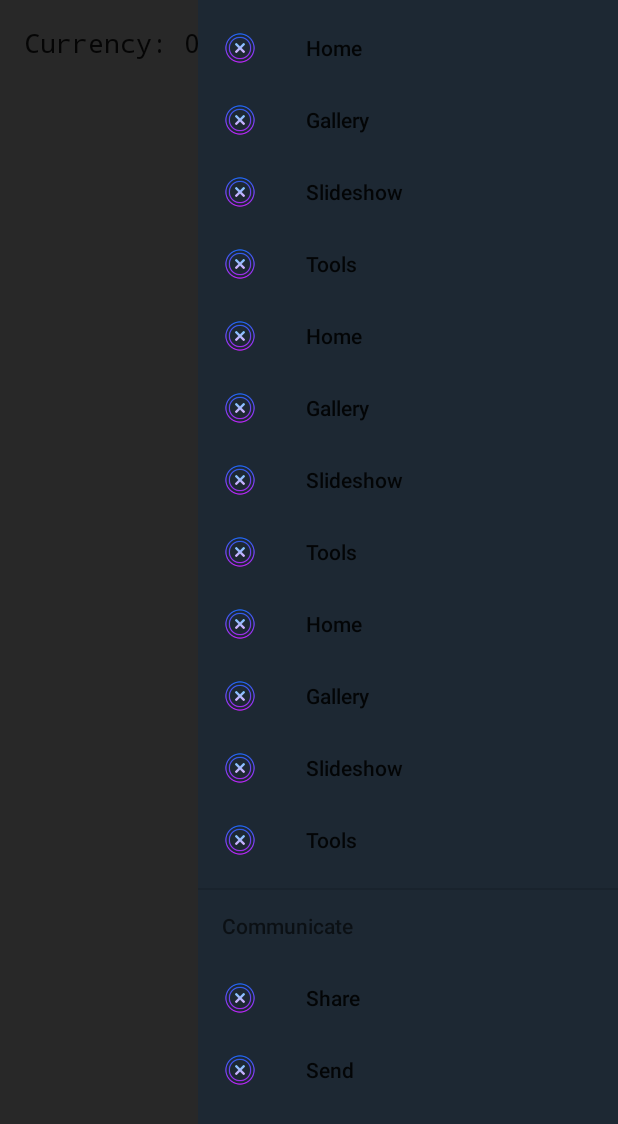
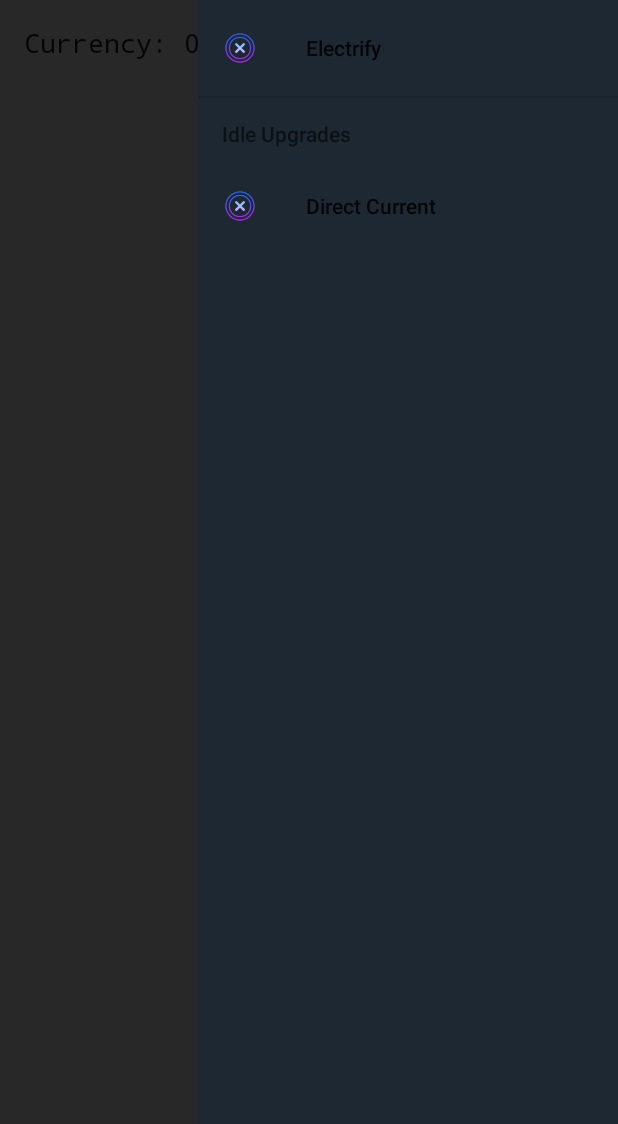
Before and after one commit to icarioxtefd/VONClicker, an Android app: the GameHomeFrag screen opened through its navigation route, with the side drawer open, on a phone screen of 412 x 824 dp. Shown: the top 1124 px of the screen. Run offline under Robolectric (Android 15) with nearby library versions, the light colour scheme and no system bars; our stand-ins replace Firebase (no records; nobody signed in at launch, a user with empty details on screens opened directly), data binding; libraries missing offline, so code that uses them is left out: com.firebase.ui, com.nightonke.boommenu, com.rbddevs.splashy, tyrantgit.explosionfield; plain views replace BoomMenuButton; 5 statements that could not run were skipped.

Commit message:
-Everything works good for now -TODO implement the upgrades (struggling with the drawer) -Made a silly loading screen while firebase things load to avoid crashing.

```diff
--- a/app/build.gradle
+++ b/app/build.gradle
@@ -67,7 +67,7 @@ dependencies {
     //others
     implementation 'tyrantgit:explosionfield:1.0.1'
     implementation 'com.nightonke:boommenu:2.1.1'
-
+    implementation 'com.rbddevs.splashy:splashy:1.1.0'
 }
 
 
--- a/app/src/main/java/org/vono/luisdtefd/vonclicker/gameMain/GameHomeFrag.kt
+++ b/app/src/main/java/org/vono/luisdtefd/vonclicker/gameMain/GameHomeFrag.kt
@@ -3,17 +3,18 @@ package org.vono.luisdtefd.vonclicker.gameMain
 import android.graphics.Rect
 import androidx.lifecycle.ViewModelProviders
 import android.os.Bundle
+import android.os.Handler
 import android.util.Log
+import android.view.*
 import androidx.fragment.app.Fragment
-import android.view.LayoutInflater
-import android.view.View
-import android.view.ViewGroup
 import android.widget.Toast
+import androidx.core.app.ActivityCompat
 import androidx.databinding.DataBindingUtil
 import androidx.drawerlayout.widget.DrawerLayout
 import androidx.lifecycle.Observer
 import androidx.navigation.fragment.findNavController
 import com.firebase.ui.auth.AuthUI
+import com.google.android.material.navigation.NavigationView
 import com.google.firebase.auth.FirebaseAuth
 import com.google.firebase.firestore.CollectionReference
 import com.google.firebase.firestore.DocumentReference
@@ -22,9 +23,12 @@ import com.google.firebase.firestore.FirebaseFirestore
 import org.vono.luisdtefd.vonclicker.databinding.GameHomeFragmentBinding
 import org.vono.luisdtefd.vonclicker.R
 import com.nightonke.boommenu.BoomButtons.TextInsideCircleButton
+import com.rbddevs.splashy.Splashy
+import kotlinx.android.synthetic.main.game_home_frag_drawer.*
 import org.vono.luisdtefd.vonclicker.login.LoginFrag
 import org.vono.luisdtefd.vonclicker.login.getCurrentUsernameString
 import org.vono.luisdtefd.vonclicker.login.getUserUid
+import java.lang.Exception
 import java.util.HashMap
 
 
@@ -46,6 +50,12 @@ class GameHomeFrag : Fragment() {
         savedInstanceState: Bundle?
     ): View? {
 
+        //call splashy (library splash screen)
+        setSplashy()
+
+        //enable the drawer
+        activity!!.findViewById<DrawerLayout>(R.id.drawer_layout).setDrawerLockMode(DrawerLayout.LOCK_MODE_UNLOCKED)
+
         //ref the binding
         binding = DataBindingUtil.inflate(inflater, R.layout.game_home_fragment, container, false)
 
@@ -54,22 +64,29 @@ class GameHomeFrag : Fragment() {
         binding.lifecycleOwner = this
 
 
-
-        return binding.root
-    }
-
-    override fun onActivityCreated(savedInstanceState: Bundle?) { //everything in the code using the viewModel should go here
-        super.onActivityCreated(savedInstanceState)
+        //set the viewModel and everything
         viewModel = ViewModelProviders.of(this).get(GameHomeViewModel::class.java)
 
-        //enable the drawer
-        activity!!.findViewById<DrawerLayout>(R.id.drawer_layout).setDrawerLockMode(DrawerLayout.LOCK_MODE_UNLOCKED)
+
+        Handler().postDelayed({  //make the loading wait 2 secs, so it has enough time to init the observers, save to FB, and load from FB if necessary. THIS IS A MUST, IT WILL CRASH OTHERWISE
+
+            //check whether you got here as a guest or as an alr registered user.
+            if(FirebaseAuth.getInstance().currentUser != null){ //if there's a user, gotta pull all their saved data, and make few changes
+                Log.i("GameHomeFrag", "Trying to fetch data from FBCF...")
+                loadDataFromFB()
+            }
+            else{
+                //user is a guest or it's their first time logging in, so don't do anything, just create a new game without loading anything
+            }
+
+        }, 3000)
+
 
         //set the listener to the image
         binding.imageToTap.setOnClickListener {
             // Toast.makeText(context, "Tap", Toast.LENGTH_SHORT).show()
-            viewModel.i_timesTapped.value = viewModel.i_timesTapped.value!! + 1
-            viewModel.i_currency.value = viewModel.i_currency.value!! + 1
+            viewModel.i_timesTapped.value = viewModel.timesTapped.value!! + 1
+            viewModel.i_currency.value = viewModel.currency.value!! + 1
             //Toast.makeText(context, "Tapped, tapped times total: " + viewModel.i_timesTapped.value, Toast.LENGTH_SHORT).show()
         }
 
@@ -80,19 +97,20 @@ class GameHomeFrag : Fragment() {
             }
         })
 
+
+
         //add the buttons
         addBoomButtonsMenu()
 
-        //check whether you got here as a guest or as an alr registered user
-        if(FirebaseAuth.getInstance().currentUser != null){ //if there's a user, gotta pull all their saved data, and make few changes
-            //loadDataFromFB() TODO PETA SI TU CUENTA NO EXISTIA ANTES YA, PORQUE INTENTA CARGAR COSAS QUE NO HA TENIDO TIEMPO A CREAR AUN
-            //todo idea de solucion: un elvis? que no haga la funcion si da null
-        }
-        else{
-            //user is a guest, so don't do anything, just create a new game without loading anything
-        }
 
+
+        //return the root
+        return binding.root
     }
+
+//    override fun onActivityCreated(savedInstanceState: Bundle?) { //everything in the code using the viewModel should go here; according to the AndroidStudio IDE, but not to Google
+//        super.onActivityCreated(savedInstanceState)
+//    }
 
     private fun addBoomButtonsMenu() {
         //boom buttons, aka fab but prettier-----------------------------------------------------------------------------------------------
@@ -108,6 +126,7 @@ class GameHomeFrag : Fragment() {
 
                     //Toast.makeText(context,"Clicked $index",Toast.LENGTH_SHORT).show()
                     Toast.makeText(context,"Saving...",Toast.LENGTH_SHORT).show()
+                    Log.i("GameHomeFrag", "Saving data to FBCF...")
 
                     saveDataToFB()
 
@@ -122,11 +141,7 @@ class GameHomeFrag : Fragment() {
                         .normalColor(R.color.usuallygrey).shadowColor(R.color.usuallyblack)
                         .listener { index ->
                             // When the boom-button corresponding this builder is clicked.
-                            Toast.makeText(
-                                context,
-                                "Clicked $index",
-                                Toast.LENGTH_SHORT
-                            ).show()
+                            //Toast.makeText(context,"Clicked $index", Toast.LENGTH_SHORT).show()
                         }
                 }
 
@@ -143,20 +158,15 @@ class GameHomeFrag : Fragment() {
                         .normalColor(R.color.usuallygrey).shadowColor(R.color.usuallyblack)
                         .listener { index ->
                             // When the boom-button corresponding this builder is clicked.
-                            Toast.makeText(
-                                context,
-                                "Clicked $index",
-                                Toast.LENGTH_SHORT
-                            ).show()
+                            //Toast.makeText(context, "Clicked $index", Toast.LENGTH_SHORT).show()
 
-                            //logs out;
-                            if(isUserLogged()){ saveDataToFB() } //save their data in case they forgot
-                            AuthUI.getInstance().signOut(requireContext())
-                            //todo the idea is doing this in @onFragmentDestroyed or wherever when the app is closed
-
+                            //logs out; if -> just in case
+                            if(isUserLogged()){
+                                AuthUI.getInstance().signOut(requireContext())
+                            }
                             //and then gets to the main frag again
-                            this.findNavController()
-                                .navigate(GameHomeFragDirections.actionGameHomeFragToMainFrag())
+                            this.findNavController().navigate(GameHomeFragDirections.actionGameHomeFragToMainFrag())
+                            this.onDestroy() //destroy the fragment so the viewModel get's destroyed too; reason behind this is avoiding unlimited stackpiles of the same viewModels
                         }
                 }
 
@@ -167,21 +177,21 @@ class GameHomeFrag : Fragment() {
                         .normalColor(R.color.usuallygrey).shadowColor(R.color.usuallyblack)
                         .listener { index ->
                             // When the boom-button corresponding this builder is clicked.
-                            Toast.makeText(
-                                context,
-                                "Clicked $index",
-                                Toast.LENGTH_SHORT
-                            ).show()
+                            //Toast.makeText(context,"Clicked $index",Toast.LENGTH_SHORT).show()
                         }
                 }
             }
             binding.bmb.addBuilder(bmbButton)
         }
         //---------------------------------------------------------------------------------------------------------------------------------
+
+
     }
 
     private fun saveDataToFB() {
+        //add one saving, personal purposes.
         viewModel.i_timesSaved.value = viewModel.i_timesSaved.value!! + 1
+
         db.collection("accounts").whereEqualTo("id", getUserUid())
             .addSnapshotListener { snapshots, e ->
 
@@ -219,7 +229,7 @@ class GameHomeFrag : Fragment() {
             val tapMultiplier = documentSnapshot.getLong("tapMultiplier")
             val currency = documentSnapshot.getLong("currency")
             val timesSaved = documentSnapshot.getLong("timesSaved")
-            val upgrades = documentSnapshot.get("upgrades") as HashMap<String, HashMap<String, Any>>
+            val upgrades = documentSnapshot.get("upgrades") as? HashMap<String, HashMap<String, Any>>
 
             viewModel.i_timesTapped.value = timesTapped!!.toInt()
             viewModel.i_tapMultiplier.value = tapMultiplier!!.toInt()
@@ -231,6 +241,48 @@ class GameHomeFrag : Fragment() {
     }
 
 
+    private fun setSplashy(){
+        Splashy(activity!!)
+            .setLogo(R.drawable.blue_thunder)
+            .setTitle("")//.setTitleColor(R.color.colorPrimaryDark)
+            .setSubTitle("Loading your data...!").setSubTitleColor(R.color.colorPrimaryDark)
+            //.showProgress(true).setProgressColor(R.color.colorPrimary)
+            .setBackgroundResource(R.color.usuallyblack)
+            .setAnimation(Splashy.Animation.GLOW_LOGO, 1500)
+            //.setAnimation(Splashy.Animation.SLIDE_IN_LEFT_RIGHT, 1500)
+            .setFullScreen(true)
+            .setTime(4000)
+            .show()
+    }
+
+
+    //--------------overrides
+
+
+    override fun onDestroy() {
+        super.onDestroy()
+
+        if(isUserLogged()) { //only if user logged
+            saveDataToFB() //save on destroy, so if they exit, at least you save their things before this happening. TODO if you kill the app by "swiping" it doesn't seem to work.
+        }
+
+    }
+
+    //onClick method for the drawer items
+//    override fun | this.nav_view. | onNavigationItemSelectedListener { menuItem ->
+//        when (menuItem.itemId) {
+//            R.id.menu_electrify -> {
+//
+//            }
+//            R.id.menu_directCurrent -> {
+//
+//            }
+//        }
+//        true
+//    }
+
+
+
 }
 
 
--- a/app/src/main/java/org/vono/luisdtefd/vonclicker/gameMain/GameHomeViewModel.kt
+++ b/app/src/main/java/org/vono/luisdtefd/vonclicker/gameMain/GameHomeViewModel.kt
@@ -1,5 +1,6 @@
 package org.vono.luisdtefd.vonclicker.gameMain
 
+import android.util.Log
 import androidx.lifecycle.LiveData
 import androidx.lifecycle.MutableLiveData
 import androidx.lifecycle.ViewModel
@@ -36,6 +37,7 @@ class GameHomeViewModel : ViewModel() {
         i_currency.value = 0
         initializeUpgradesMap() //i_upgrades.value
 
+        Log.i("GameHomeViewModel", "Init")
 
     }
 
@@ -62,4 +64,8 @@ class GameHomeViewModel : ViewModel() {
         i_upgrades.value = upgradesMap
     }
 
+    override fun onCleared() { //whenever the viewModel gets destroyed
+        super.onCleared()
+        Log.i("GameHomeViewModel", "Destroyed")
+    }
 }
--- a/app/src/main/res/menu/home_frag_drawer.xml
+++ b/app/src/main/res/menu/home_frag_drawer.xml
@@ -3,69 +3,22 @@
     xmlns:tools="http://schemas.android.com/tools"
     tools:showIn="navigation_view">
 
-
-    <group android:checkableBehavior="single">
-        <item
-            android:id="@+id/i1"
-            android:icon="@drawable/cancel"
-            android:title="@string/menu_home" />
-        <item
-            android:id="@+id/i2"
-            android:icon="@drawable/cancel"
-            android:title="@string/menu_gallery" />
-        <item
-            android:id="@+id/i3"
-            android:icon="@drawable/cancel"
-            android:title="@string/menu_slideshow" />
-        <item
-            android:id="@+id/i4"
-            android:icon="@drawable/cancel"
-            android:title="@string/menu_tools" />
-        <item
-            android:id="@+id/i5"
-            android:icon="@drawable/cancel"
-            android:title="@string/menu_home" />
-        <item
-            android:id="@+id/i6"
-            android:icon="@drawable/cancel"
-            android:title="@string/menu_gallery" />
-        <item
-            android:id="@+id/i7"
-            android:icon="@drawable/cancel"
-            android:title="@string/menu_slideshow" />
-        <item
-            android:id="@+id/i8"
-            android:icon="@drawable/cancel"
-            android:title="@string/menu_tools" />
-        <item
-            android:id="@+id/i9"
-            android:icon="@drawable/cancel"
-            android:title="@string/menu_home" />
-        <item
-            android:id="@+id/i10"
-            android:icon="@drawable/cancel"
-            android:title="@string/menu_gallery" />
-        <item
-            android:id="@+id/i11"
-            android:icon="@drawable/cancel"
-            android:title="@string/menu_slideshow" />
-        <item
-            android:id="@+id/i12"
-            android:icon="@drawable/cancel"
-            android:title="@string/menu_tools" />
-    </group>
+    <item android:title="Tap Upgrades">
+        <group android:checkableBehavior="single">
+            <item
+                android:id="@+id/menu_electrify"
+                android:icon="@drawable/cancel"
+                android:title="Electrify" />
+        </group>
+    </item>
 
 
-    <item android:title="Communicate">
+    <item android:title="Idle Upgrades">
         <menu>
             <item
-                android:id="@+id/nav_share"
+                android:id="@+id/menu_directCurrent"
                 android:icon="@drawable/cancel"
-                android:title="@string/menu_share" />
-            <item
-                android:id="@+id/nav_send"
-                android:icon="@drawable/cancel"
-                android:title="@string/menu_send" />
+                android:title="Direct Current" />
         </menu>
     </item>
 
--- a/app/src/main/res/navigation/navigation.xml
+++ b/app/src/main/res/navigation/navigation.xml
@@ -32,8 +32,11 @@
         android:label="GameHomeFrag" >
         <action
             android:id="@+id/action_gameHomeFrag_to_mainFrag"
-            app:destination="@id/mainFrag"
-            app:enterAnim="@anim/fade_out_fade_in" />
+            app:destination="@+id/mainFrag"
+            app:enterAnim="@anim/fade_out_fade_in"
+            app:popEnterAnim="@anim/fade_out_fade_in"
+            app:popUpTo="@+id/mainFrag"
+            app:popUpToInclusive="true" />
     </fragment>
 
 </navigation>
```
Also changed, not shown: app/src/main/res/drawable/blue_thunder.png (added).
